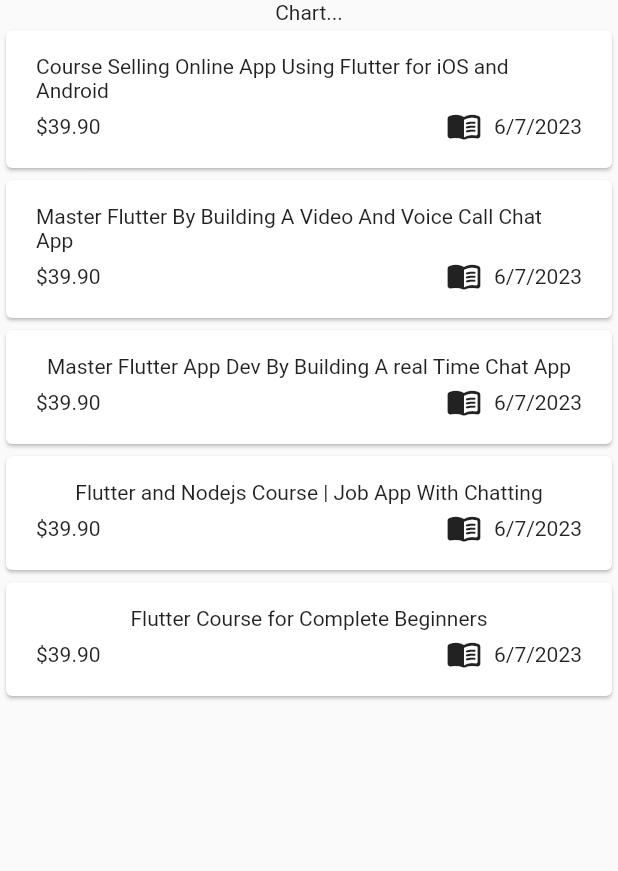
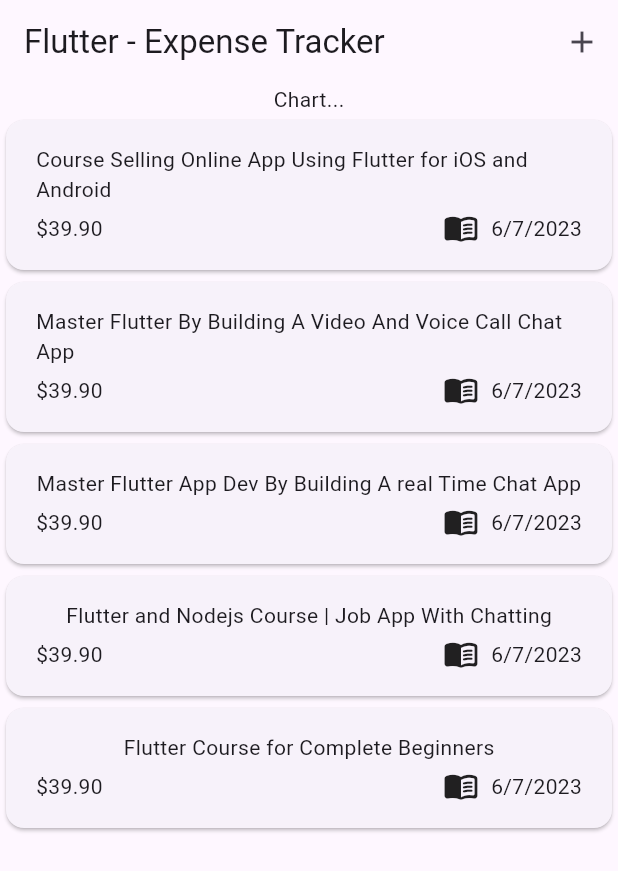
Before and after one commit to eacardenase/flutter-expense-tracker, a Flutter app: the screen it shows after launch, on a phone screen of 412 x 824 dp. Shown: the top 871 px of the screen. Run offline on Flutter 3.47's test engine with Material 2 defaults, Android fonts, the phone set to English and light mode, and no system bars.

Commit message:
feat: add app bar and set default theme to material design v3

```diff
--- a/lib/main.dart
+++ b/lib/main.dart
@@ -4,8 +4,9 @@ import 'package:flutter_expense_tracker/widgets/expenses.dart';
 
 void main() {
   runApp(
-    const MaterialApp(
-      home: Expenses(),
+    MaterialApp(
+      theme: ThemeData(useMaterial3: true),
+      home: const Expenses(),
     ),
   );
 }
--- a/lib/widgets/expenses.dart
+++ b/lib/widgets/expenses.dart
@@ -49,6 +49,19 @@ class _ExpensesState extends State<Expenses> {
   @override
   Widget build(BuildContext context) {
     return Scaffold(
+      appBar: AppBar(
+        title: const Text(
+          'Flutter - Expense Tracker',
+        ),
+        actions: [
+          IconButton(
+            onPressed: () {},
+            icon: const Icon(
+              Icons.add,
+            ),
+          )
+        ],
+      ),
       body: Column(
         children: [
           const Text(
```
